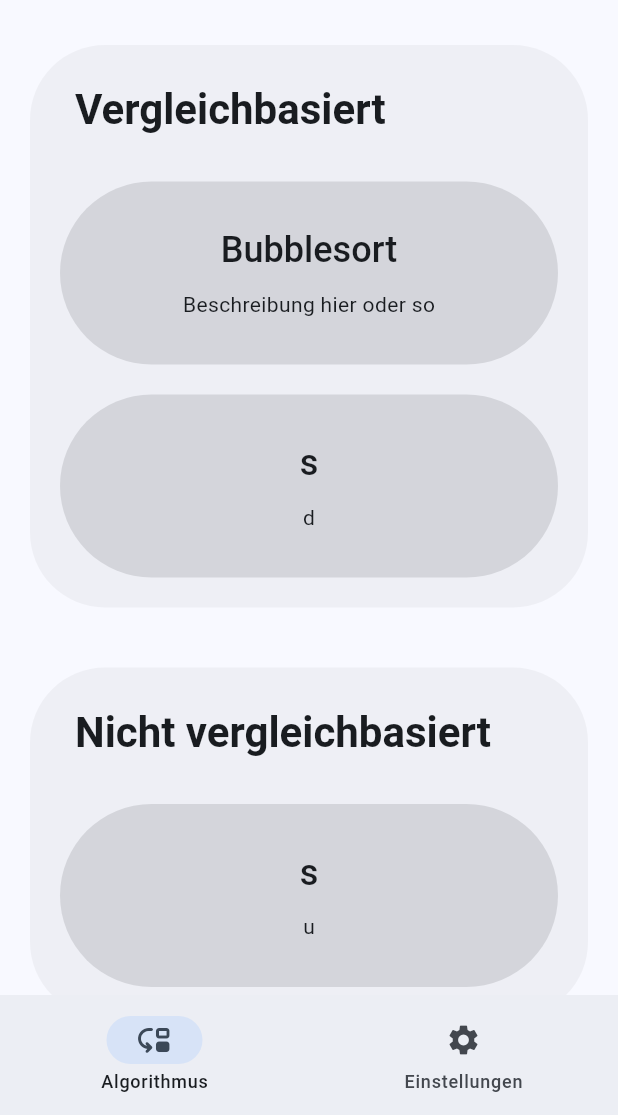
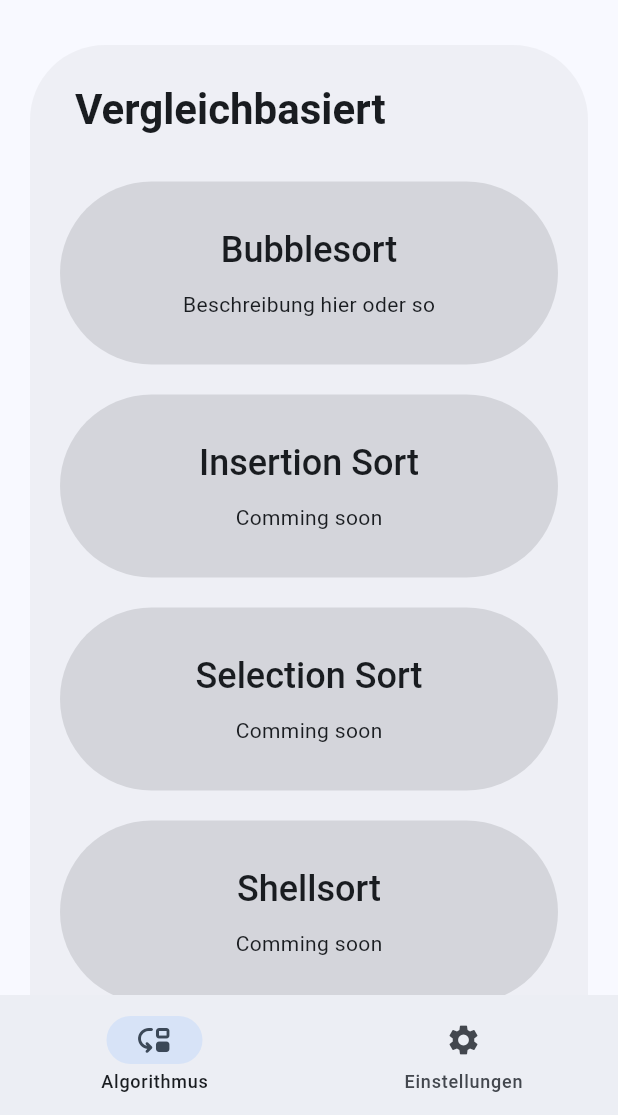
Before and after one commit to lelehier/sort-demo, a Flutter app: the screen it shows after launch, on a phone screen of 412 x 824 dp, the part 121-1236 px from its top. Run offline on Flutter 3.47's test engine with Material 2 defaults, Android fonts, the phone set to English and light mode, and no system bars; drawn by our look-alikes of dynamic_color; generated files the repository leaves out were written again.

Commit message:
Changed examples

```diff
--- a/lib/screens/algorithms.dart
+++ b/lib/screens/algorithms.dart
@@ -23,14 +23,23 @@ class Algorithms extends StatelessWidget {
                   Wrap(
                     children: [
                       SelectButton('Bubblesort', 'Beschreibung hier oder so'),
-                      SelectButton('s', 'd')
+                      SelectButton('Insertion Sort', 'Comming soon'),
+                      SelectButton('Selection Sort', 'Comming soon'),
+                      SelectButton('Shellsort', 'Comming soon'),
+                      SelectButton('Quicksort', 'Comming soon'),
+                      SelectButton('Mergesort', 'Comming soon'),
                     ],
                   ),
                 ),
                 StaticCard(
-                  'Nicht vergleichbasiert',
-                  SelectButton('s', 'u'),
-                ),
+                    'Nicht vergleichbasiert',
+                    Wrap(
+                      children: [
+                        SelectButton('Bucket Sort', 'Comming soon'),
+                        SelectButton('Counting Sort', 'Comming soon'),
+                        SelectButton('Radix Sort', 'Comming soon'),
+                      ],
+                    )),
                 SortCard(),
               ],
             ),
```
